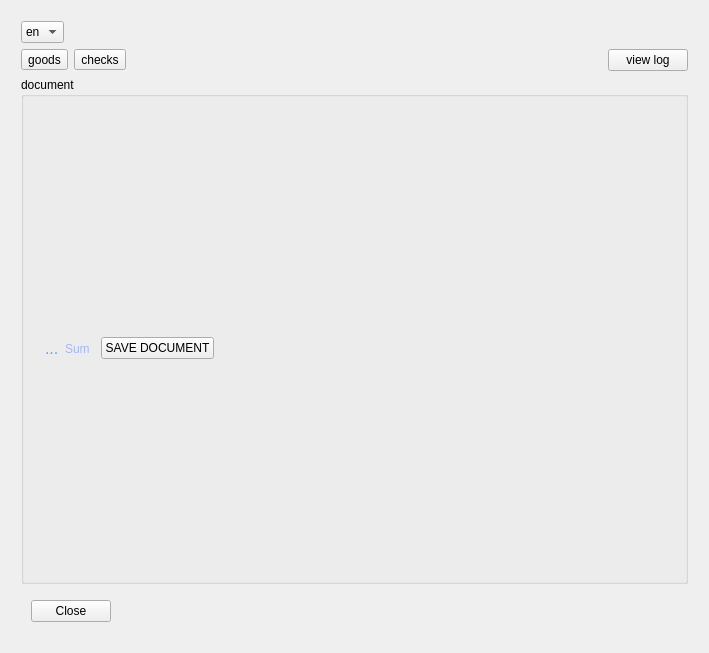
Qt form pbltableview_test/dialog.ui (PavelDorofeev/Fork-Sql-Qt-4.8.1--SQLite-3--relations--calc-fields) before a commit.
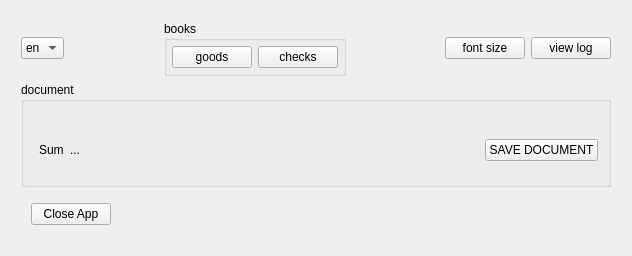
The same form after that commit. Icons and pictures are not drawn.

Patch:
```diff
--- a/pbltableview_test/dialog.ui
+++ b/pbltableview_test/dialog.ui
@@ -6,8 +6,8 @@
    <rect>
     <x>0</x>
     <y>0</y>
-    <width>709</width>
-    <height>653</height>
+    <width>632</width>
+    <height>256</height>
    </rect>
   </property>
   <property name="windowTitle">
@@ -15,7 +15,7 @@
   </property>
   <layout class="QVBoxLayout" name="verticalLayout">
    <item>
-    <layout class="QVBoxLayout" name="mainLo">
+    <layout class="QVBoxLayout" name="mainLo" stretch="0,100,0">
      <property name="margin">
       <number>10</number>
      </property>
@@ -23,6 +23,18 @@
       <layout class="QHBoxLayout" name="horizontalLayout_3">
        <item>
         <widget class="QComboBox" name="cmb_Language">
+         <property name="sizePolicy">
+          <sizepolicy hsizetype="Preferred" vsizetype="Maximum">
+           <horstretch>0</horstretch>
+           <verstretch>0</verstretch>
+          </sizepolicy>
+         </property>
+         <property name="maxCount">
+          <number>10</number>
+         </property>
+         <property name="sizeAdjustPolicy">
+          <enum>QComboBox::AdjustToContents</enum>
+         </property>
          <item>
           <property name="text">
            <string>en</string>
@@ -65,26 +77,40 @@
          </property>
         </spacer>
        </item>
-      </layout>
-     </item>
-     <item>
-      <layout class="QHBoxLayout" name="horizontalLayout">
        <item>
-        <widget class="QToolButton" name="btn_goods">
-         <property name="text">
-          <string>goods</string>
+        <widget class="QGroupBox" name="groupBox_2">
+         <property name="title">
+          <string>books</string>
          </property>
+         <layout class="QHBoxLayout" name="horizontalLayout_6">
+          <property name="margin">
+           <number>5</number>
+          </property>
+          <item>
+           <widget class="QPushButton" name="btn_goods">
+            <property name="text">
+             <string>goods</string>
+            </property>
+            <property name="autoDefault">
+             <bool>false</bool>
+            </property>
+           </widget>
+          </item>
+          <item>
+           <widget class="QPushButton" name="btn_checks">
+            <property name="text">
+             <string>checks</string>
+            </property>
+            <property name="autoDefault">
+             <bool>false</bool>
+            </property>
+           </widget>
+          </item>
+         </layout>
         </widget>
        </item>
        <item>
-        <widget class="QToolButton" name="btn_checks">
-         <property name="text">
-          <string>checks</string>
-         </property>
-        </widget>
-       </item>
-       <item>
-        <spacer name="horizontalSpacer">
+        <spacer name="horizontalSpacer_2">
          <property name="orientation">
           <enum>Qt::Horizontal</enum>
          </property>
@@ -96,6 +122,16 @@
          </property>
         </spacer>
        </item>
+       <item>
+        <widget class="QPushButton" name="btn_font">
+         <property name="text">
+          <string>font size</string>
+         </property>
+         <property name="autoDefault">
+          <bool>false</bool>
+         </property>
+        </widget>
+       </item>
        <item>
         <widget class="QPushButton" name="btn_logView">
          <property name="text">
@@ -114,6 +150,18 @@
         <string>document</string>
        </property>
        <layout class="QVBoxLayout" name="verticalLayout_2" stretch="1,0">
+        <property name="leftMargin">
+         <number>5</number>
+        </property>
+        <property name="topMargin">
+         <number>0</number>
+        </property>
+        <property name="rightMargin">
+         <number>5</number>
+        </property>
+        <property name="bottomMargin">
+         <number>5</number>
+        </property>
         <item>
          <layout class="QVBoxLayout" name="tableViewLO">
           <property name="margin">
@@ -132,48 +180,24 @@
              <number>5</number>
             </property>
             <item row="0" column="0">
-             <widget class="QLabel" name="lbl_sum">
-              <property name="font">
-               <font>
-                <family>MS Shell Dlg 2</family>
-                <pointsize>12</pointsize>
-                <weight>50</weight>
-                <italic>false</italic>
-                <bold>false</bold>
-               </font>
-              </property>
-              <property name="styleSheet">
-               <string notr="true">color: rgb(85, 170, 255);
-font: 12pt &quot;MS Shell Dlg 2&quot;;</string>
-              </property>
-              <property name="text">
-               <string>...</string>
-              </property>
-             </widget>
-            </item>
-            <item row="0" column="1">
              <widget class="QLabel" name="label">
-              <property name="styleSheet">
-               <string notr="true">font: 75 12pt &quot;MS Shell Dlg 2&quot;;
-color: rgb(165, 183, 238);</string>
-              </property>
               <property name="text">
                <string>Sum</string>
               </property>
              </widget>
             </item>
+            <item row="0" column="1">
+             <widget class="QLabel" name="lbl_sum">
+              <property name="midLineWidth">
+               <number>0</number>
+              </property>
+              <property name="text">
+               <string>...</string>
+              </property>
+             </widget>
+            </item>
            </layout>
           </item>
-          <item>
-           <widget class="QPushButton" name="btn_save">
-            <property name="text">
-             <string>SAVE DOCUMENT</string>
-            </property>
-            <property name="autoDefault">
-             <bool>false</bool>
-            </property>
-           </widget>
-          </item>
           <item>
            <spacer name="horizontalSpacer_5">
             <property name="orientation">
@@ -187,6 +211,16 @@
             </property>
            </spacer>
           </item>
+          <item>
+           <widget class="QPushButton" name="btn_save">
+            <property name="text">
+             <string>SAVE DOCUMENT</string>
+            </property>
+            <property name="autoDefault">
+             <bool>false</bool>
+            </property>
+           </widget>
+          </item>
          </layout>
         </item>
        </layout>
@@ -200,7 +234,7 @@
        <item>
         <widget class="QPushButton" name="btn_Close">
          <property name="text">
-          <string>Close</string>
+          <string>Close App</string>
          </property>
          <property name="autoDefault">
           <bool>false</bool>
```
